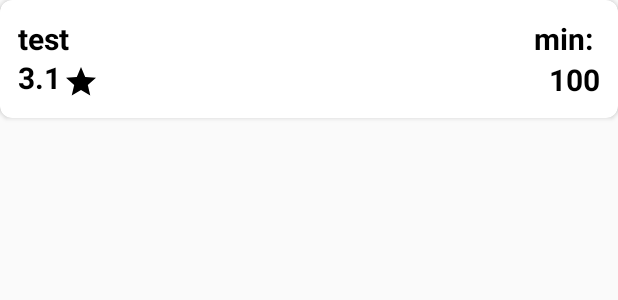
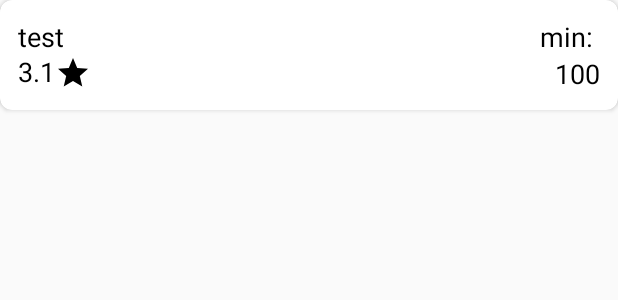
Before and after one commit to pioavenger/ams-p1-g5, an Android app: the layout ps_item.xml on its own in the app's theme, with its tools: preview values and no code run, on a phone screen of 412 x 824 dp. Shown: the top 300 px of the screen. Run offline under Robolectric (Android 15) with nearby library versions, the phone set to English and light mode, and no system bars.

Commit message:
added names to card views in browse tab

```diff
--- a/CityParking/app/src/main/java/com/ams/cityparking/BrowseAdapter.java
+++ b/CityParking/app/src/main/java/com/ams/cityparking/BrowseAdapter.java
@@ -11,12 +11,14 @@ import java.util.ArrayList;
 
 public class BrowseAdapter extends RecyclerView.Adapter<BrowseAdapter.ParkingSlotViewHolder> {
     public static class  ParkingSlotViewHolder extends RecyclerView.ViewHolder{
+        public TextView name;
         public TextView rating;
         public TextView cpmin;
         public TextView distance;
 
         public ParkingSlotViewHolder(@NonNull View itemView) {
             super(itemView);
+            name = itemView.findViewById(R.id.name);
             rating = itemView.findViewById(R.id.rating);
             cpmin = itemView.findViewById(R.id.cpmin);
             distance = itemView.findViewById(R.id.distance);
@@ -39,6 +41,7 @@ public class BrowseAdapter extends RecyclerView.Adapter<BrowseAdapter.ParkingSlo
     @Override
     public void onBindViewHolder(@NonNull ParkingSlotViewHolder psViewHolder, int i) {
         ParkingSlot curr_item = parkingSlotList.get(i);
+        psViewHolder.name.setText(curr_item.getName());
         psViewHolder.rating.setText(curr_item.getRating());
         psViewHolder.cpmin.append(curr_item.getcpmin()+"€");
         psViewHolder.distance.setText(curr_item.getDistance()+"m");
--- a/CityParking/app/src/main/java/com/ams/cityparking/NetWorkTools/BrowseNetWorkTask.java
+++ b/CityParking/app/src/main/java/com/ams/cityparking/NetWorkTools/BrowseNetWorkTask.java
@@ -54,12 +54,12 @@ public class BrowseNetWorkTask extends NetWorkTask {
                     JSONObject parkingProvider = sl.getJSONObject(i);
                     Log.d("Browse",parkingProvider.toString());
                     // add parking slot info
-                    //String name = parkingProvider.getString("name");
+                    String name = parkingProvider.getString("provider");
                     String rating = parkingProvider.getString("rating");
                     String cpmin = parkingProvider.getString("cpmin");
                     String distance = parkingProvider.getString("distance");
                     String sid = parkingProvider.getString("sid");
-                    ParkingSlot ps = new ParkingSlot(rating,cpmin,distance,sid);
+                    ParkingSlot ps = new ParkingSlot(name,rating,cpmin,distance,sid);
                     parkingSlotList.add(ps);
                 }
                 fragment.makeAdapter(parkingSlotList);
--- a/CityParking/app/src/main/res/layout/fragment_browse.xml
+++ b/CityParking/app/src/main/res/layout/fragment_browse.xml
@@ -20,7 +20,7 @@
 
     <android.support.constraint.ConstraintLayout
         android:id="@+id/constraintLayout"
-        android:layout_width="195dp"
+        android:layout_width="240dp"
         android:layout_height="0dp"
         android:layout_marginTop="16dp"
         android:layout_marginBottom="64dp"
--- a/CityParking/app/src/main/res/layout/ps_item.xml
+++ b/CityParking/app/src/main/res/layout/ps_item.xml
@@ -23,8 +23,7 @@
             android:layout_marginTop="0dp"
             android:text="test"
             android:textColor="@android:color/black"
-            android:textSize="20sp"
-            android:textStyle="bold" />
+            android:textSize="18sp" />
         <!-- rating rating -->
         <TextView
             android:id="@+id/rating"
@@ -38,8 +37,7 @@
             android:layout_marginTop="-1dp"
             android:text="3.1"
             android:textColor="@android:color/black"
-            android:textSize="20sp"
-            android:textStyle="bold" />
+            android:textSize="18sp" />
         <!-- rating distance -->
         <TextView
             android:id="@+id/distance"
@@ -53,8 +51,7 @@
             android:layout_marginRight="0dp"
             android:text="100"
             android:textColor="@android:color/black"
-            android:textSize="20sp"
-            android:textStyle="bold" />
+            android:textSize="18sp" />
         <!-- rating cpmin -->
         <TextView
             android:id="@+id/cpmin"
@@ -68,17 +65,16 @@
             android:layout_marginRight="0dp"
             android:text="min: "
             android:textColor="@android:color/black"
-            android:textSize="20sp"
-            android:textStyle="bold" />
+            android:textSize="18sp" />
 
         <ImageView
             android:id="@+id/star_imageView"
             android:layout_width="wrap_content"
             android:layout_height="wrap_content"
             android:layout_below="@+id/name"
-            android:layout_marginStart="1dp"
-            android:layout_marginLeft="1dp"
-            android:layout_marginTop="3dp"
+            android:layout_marginStart="0dp"
+            android:layout_marginLeft="0dp"
+            android:layout_marginTop="0dp"
             android:layout_toEndOf="@+id/rating"
             android:layout_toRightOf="@+id/rating"
             app:srcCompat="@drawable/ic_star_black_24dp" />
--- a/CityParking/app/src/main/res/values/strings.xml
+++ b/CityParking/app/src/main/res/values/strings.xml
@@ -2,9 +2,9 @@
     <string name="app_name">CityParking</string>
     <string name="title_activity_home">Home</string>
     <string name="title_home">Home</string>
-    <string name="title_dashboard">Browse</string>
+    <string name="title_dashboard">Pesquisar</string>
     <string name="title_notifications">Notifications</string>
     <string name="title_activity_browse">Browse</string>
     <string name="action_settings">Settings</string>
-    <string name="book">Book</string>
+    <string name="book">Reservas</string>
 </resources>
```
Also changed, not shown: CityParking/app/src/main/java/com/ams/cityparking/ParkingSlot.java (+4 -4 lines), CityParking/app/src/main/java/com/ams/cityparking/fragments/BrowseFragment.java (line endings or trailing spaces), 1 other file.
